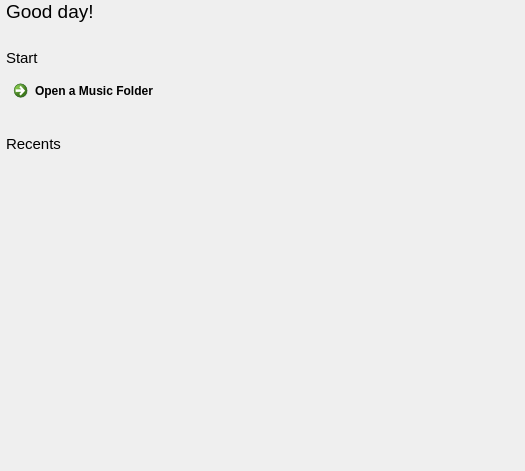
Above: NickvisionTagger/UI/Views/HomePage.ui from NickvisionApps/Tagger before the change. Below: the same form after it.
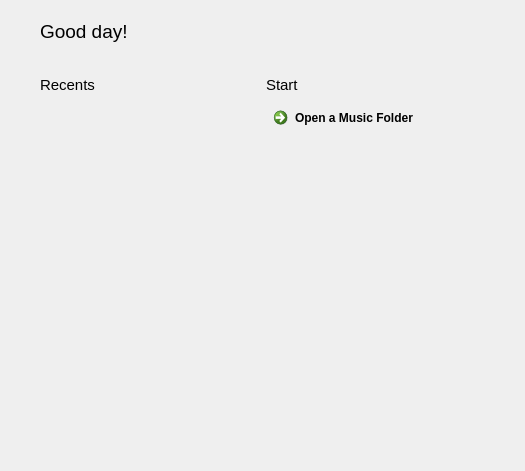
That is the form after the change. Icons and pictures are not drawn.

What changed in the file:
```diff
--- a/NickvisionTagger/UI/Views/HomePage.ui
+++ b/NickvisionTagger/UI/Views/HomePage.ui
@@ -12,16 +12,16 @@
   </property>
   <layout class="QHBoxLayout" name="horizontalLayout_2">
    <property name="leftMargin">
-    <number>6</number>
+    <number>40</number>
    </property>
    <property name="topMargin">
-    <number>0</number>
+    <number>20</number>
    </property>
    <property name="rightMargin">
-    <number>0</number>
+    <number>40</number>
    </property>
    <property name="bottomMargin">
-    <number>0</number>
+    <number>20</number>
    </property>
    <item>
     <layout class="QVBoxLayout" name="verticalLayout">
@@ -40,8 +40,27 @@
        </property>
       </widget>
      </item>
+     <item>
+      <widget class="QWidget" name="separator" native="true">
+       <property name="minimumSize">
+        <size>
+         <width>0</width>
+         <height>1</height>
+        </size>
+       </property>
+       <property name="maximumSize">
+        <size>
+         <width>16777215</width>
+         <height>1</height>
+        </size>
+       </property>
+      </widget>
+     </item>
      <item>
       <spacer name="verticalSpacer">
+       <property name="orientation">
+        <enum>Qt::Vertical</enum>
+       </property>
        <property name="sizeType">
         <enum>QSizePolicy::Fixed</enum>
        </property>
@@ -53,6 +72,39 @@
        </property>
       </spacer>
      </item>
+     <item>
+      <layout class="QHBoxLayout" name="horizontalLayout">
+       <item>
+        <layout class="QVBoxLayout" name="verticalLayout_2">
+         <item>
+          <widget class="QLabel" name="lblRecents">
+           <property name="font">
+            <font>
+             <pointsize>11</pointsize>
+            </font>
+           </property>
+           <property name="text">
+            <string>Recents</string>
+           </property>
+          </widget>
+         </item>
+         <item>
+          <spacer name="verticalSpacer_2">
+           <property name="orientation">
+            <enum>Qt::Vertical</enum>
+           </property>
+           <property name="sizeHint" stdset="0">
+            <size>
+             <width>20</width>
+             <height>40</height>
+            </size>
+           </property>
+          </spacer>
+         </item>
+        </layout>
+       </item>
+       <item>
+        <layout class="QVBoxLayout" name="verticalLayout_3">
      <item>
       <widget class="QLabel" name="lblStart">
        <property name="font">
@@ -77,29 +129,21 @@
       </widget>
      </item>
      <item>
-      <spacer name="verticalSpacer_2">
-       <property name="sizeType">
-        <enum>QSizePolicy::Fixed</enum>
+          <spacer name="verticalSpacer_3">
+           <property name="orientation">
+            <enum>Qt::Vertical</enum>
        </property>
        <property name="sizeHint" stdset="0">
         <size>
-         <width>0</width>
-         <height>20</height>
+             <width>20</width>
+             <height>40</height>
         </size>
        </property>
       </spacer>
      </item>
-     <item>
-      <widget class="QLabel" name="lblRecents">
-       <property name="font">
-        <font>
-         <pointsize>11</pointsize>
-        </font>
-       </property>
-       <property name="text">
-        <string>Recents</string>
-       </property>
-      </widget>
+        </layout>
+       </item>
+      </layout>
      </item>
      <item>
       <spacer name="verticalSpacer_5">
@@ -116,22 +160,6 @@
      </item>
     </layout>
    </item>
-   <item>
-    <spacer name="horizontalSpacer_2">
-     <property name="orientation">
-      <enum>Qt::Horizontal</enum>
-     </property>
-     <property name="sizeType">
-      <enum>QSizePolicy::Expanding</enum>
-     </property>
-     <property name="sizeHint" stdset="0">
-      <size>
-       <width>0</width>
-       <height>0</height>
-      </size>
-     </property>
-    </spacer>
-   </item>
   </layout>
  </widget>
  <layoutdefault spacing="6" margin="11"/>
```
Lines whose indentation alone changed are shown as unchanged.
